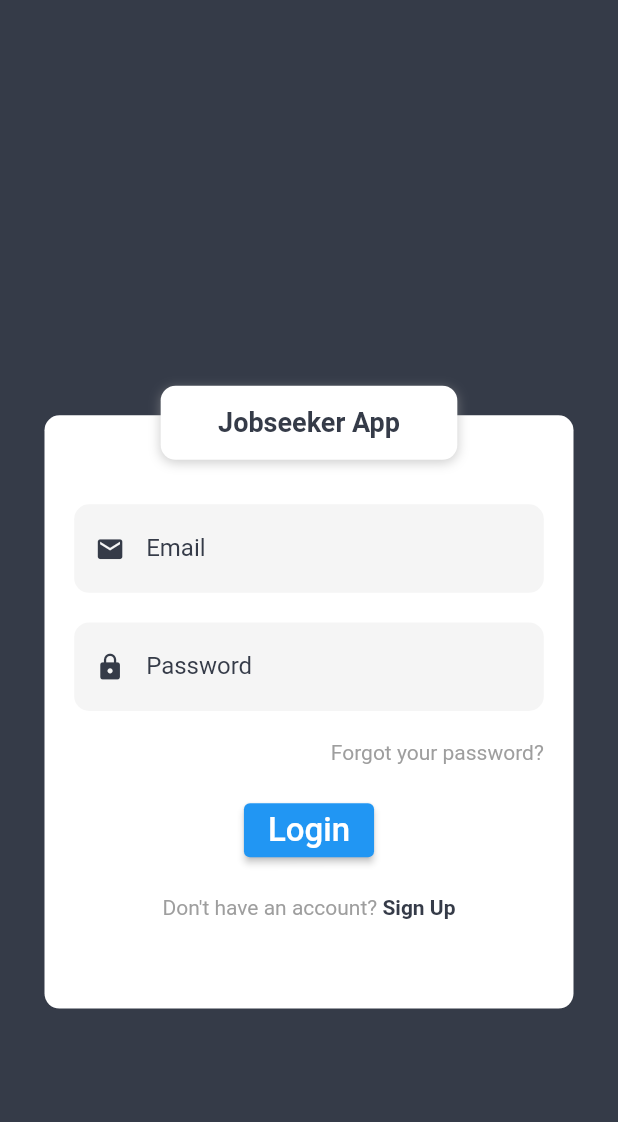
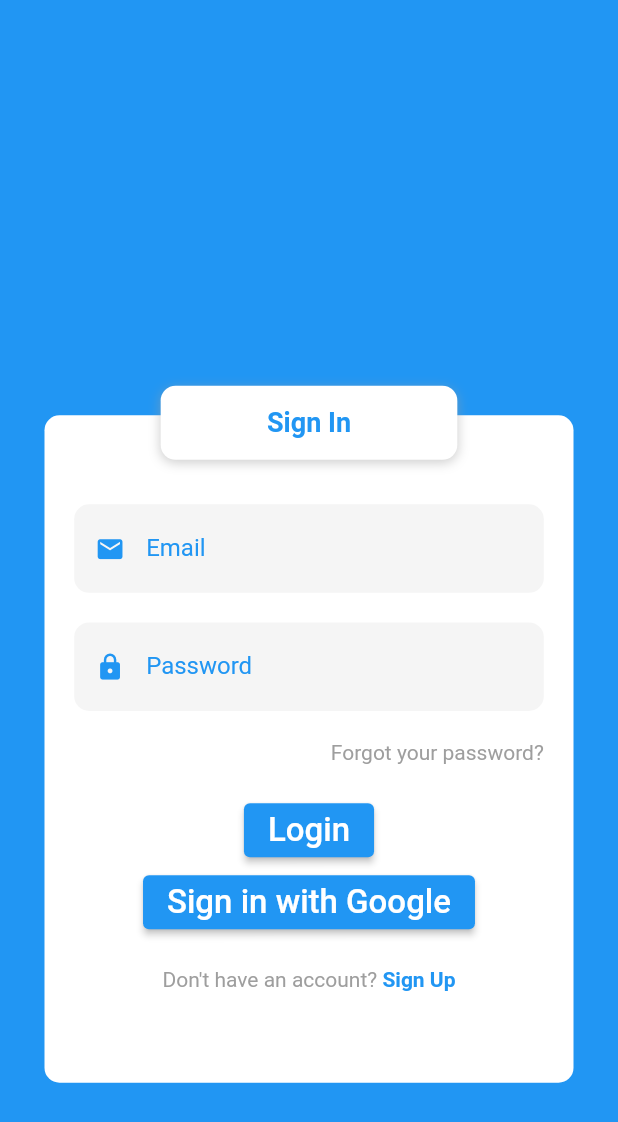
Before and after one commit to AbdulazizNassar/mafqud_project, a Flutter app: the screen it shows after launch, on a phone screen of 412 x 824 dp. Shown: the top 1122 px of the screen. Run offline on Flutter 3.47's test engine with Material 2 defaults, Android fonts, the light colour scheme and no system bars; our stand-ins replace firebase_auth, flutter_spinkit, google_sign_in; accounts and stored records are empty.

Commit message:
some tweeks

```diff
--- a/lib/screens/register.dart
+++ b/lib/screens/register.dart
@@ -192,7 +192,7 @@
                     ),
                     child: const Center(
                       child: Text(
-                        'Jobseeker App',
+                        'Register',
                         style: TextStyle(
                             color: primaryColor,
                             fontWeight: FontWeight.bold,
--- a/lib/screens/sign_in.dart
+++ b/lib/screens/sign_in.dart
@@ -4,7 +4,7 @@
 
 class SignIn extends StatefulWidget {
   final Function toggleView;
-  SignIn({required this.toggleView});
+  const SignIn({required this.toggleView});
 
   @override
   _SignInState createState() => _SignInState();
@@ -22,7 +22,7 @@
               children: <Widget>[
                 Container(
                   height: MediaQuery.of(context).size.height,
-                  decoration: BoxDecoration(
+                  decoration: const BoxDecoration(
                     color: primaryColor,
                   ),
                 ),
@@ -43,7 +43,7 @@
                             bottom: SizeConfig.defaultSize * 2,
                             left: SizeConfig.defaultSize * 2,
                             right: SizeConfig.defaultSize * 2),
-                        height: SizeConfig.defaultSize * 40,
+                        height: SizeConfig.defaultSize * 45,
                         decoration: BoxDecoration(
                           borderRadius: BorderRadius.circular(10),
                           color: Colors.white,
@@ -99,7 +99,7 @@
                             Align(
                               alignment: Alignment.centerRight,
                               child: InkWell(
-                                child: Text(
+                                child: const Text(
                                   'Forgot your password?',
                                   style: TextStyle(color: Colors.grey),
                                 ),
@@ -110,11 +110,23 @@
                               height: SizeConfig.defaultSize * 2,
                             ),
                             ButtonTheme(
-                              height: SizeConfig.defaultSize * 5,
+                              height: SizeConfig.defaultSize * 3,
                               minWidth: MediaQuery.of(context).size.width,
                               child: ElevatedButton(
-                                child: Text(
+                                child: const Text(
                                   'Login',
+                                  style: TextStyle(
+                                      fontSize: 22, color: Colors.white),
+                                ),
+                                onPressed: () {},
+                              ),
+                            ),
+                            ButtonTheme(
+                              height: SizeConfig.defaultSize * 3,
+                              minWidth: MediaQuery.of(context).size.width,
+                              child: ElevatedButton(
+                                child: const Text(
+                                  'Sign in with Google',
                                   style: TextStyle(
                                       fontSize: 22, color: Colors.white),
                                 ),
@@ -127,7 +139,7 @@
                             Row(
                               mainAxisAlignment: MainAxisAlignment.center,
                               children: <Widget>[
-                                Text(
+                                const Text(
                                   "Don't have an account? ",
                                   style: TextStyle(color: Colors.grey),
                                 ),
@@ -135,7 +147,7 @@
                                   onTap: () {
                                     widget.toggleView();
                                   },
-                                  child: Text(
+                                  child: const Text(
                                     'Sign Up',
                                     style: TextStyle(
                                         color: primaryColor,
@@ -166,9 +178,9 @@
                         ),
                       ],
                     ),
-                    child: Center(
+                    child: const Center(
                       child: Text(
-                        'Jobseeker App',
+                        'Sign In',
                         style: TextStyle(
                             color: primaryColor,
                             fontWeight: FontWeight.bold,
--- a/lib/shared/constants.dart
+++ b/lib/shared/constants.dart
@@ -12,5 +12,5 @@
   ),
 );
 
-const primaryColor = Color(0xFF353b48);
-const textColor = Color(0xFF3C4046);
+const primaryColor = Colors.blue;
+const textColor = Colors.black;
```
